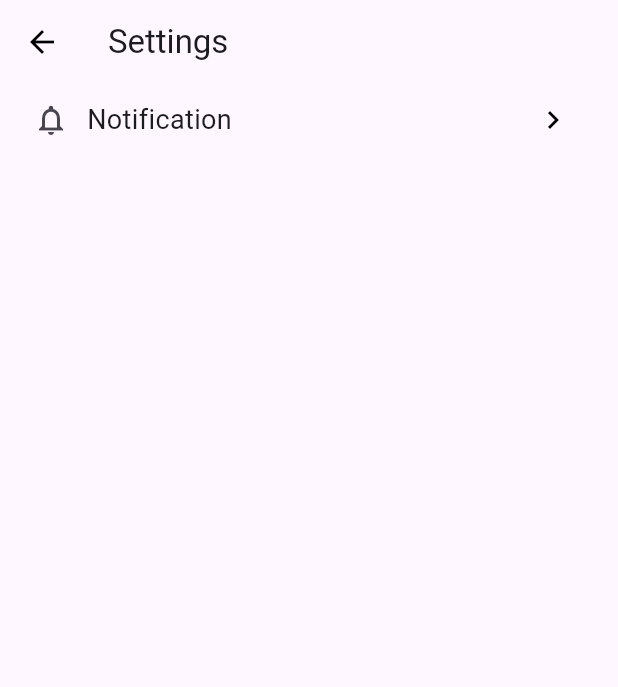
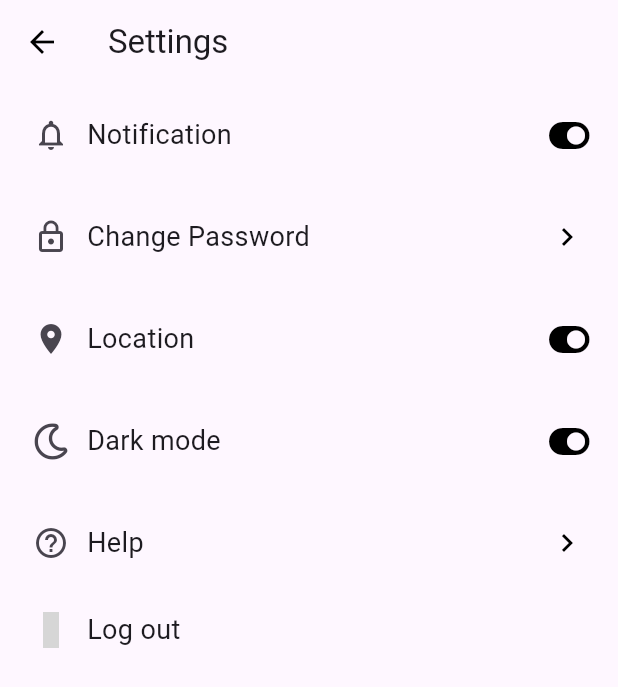
Before and after one commit to eziraa/technews, a Flutter app: the Settings screen opened by its route, on a phone screen of 412 x 824 dp. Shown: the top 687 px of the screen. Run offline on Flutter 3.47's test engine with Material 3 defaults, Android fonts, the phone set to English and light mode, and no system bars; our stand-ins replace flutter_vector_icons, font_awesome_flutter; grey boxes are pictures that could not be loaded.

Commit message:
added all the required rows in settings

```diff
--- a/lib/settings.dart
+++ b/lib/settings.dart
@@ -1,4 +1,6 @@
 import 'package:flutter/material.dart';
+import 'package:font_awesome_flutter/font_awesome_flutter.dart';
+import 'package:flutter_vector_icons/flutter_vector_icons.dart';
 
 class Settings extends StatefulWidget {
   const Settings({super.key});
@@ -27,46 +29,85 @@ class __SettingsState extends State<Settings> {
         ),
       ),
       body: Column(
-        children: [_getRow(icon1: Icons.notifications_outlined, text: 'Notification', icon2: Icons.chevron_right )],
+        children: [
+          _getRow(
+              icon1: Icons.notifications_outlined,
+              text: 'Notification',
+              icon2: FontAwesomeIcons.toggleOn),
+          _getRow(
+              icon1: Icons.lock_outline,
+              text: 'Change Password',
+              icon2: Icons.chevron_right),
+          _getRow(
+              icon1: Icons.location_on,
+              text: 'Location',
+              icon2: FontAwesomeIcons.toggleOn),
+          _getRow(
+              icon1: FontAwesomeIcons.moon,
+              text: 'Dark mode',
+              icon2: FontAwesomeIcons.toggleOn),
+          _getRow(
+              icon1: Icons.help_outline,
+              text: 'Help',
+              icon2: Icons.chevron_right),
+          Container(
+            margin: const EdgeInsets.only(left: 10),
+            child: Row(
+              children: [
+                IconButton(
+                  icon: const Icon(
+                    Entypo.log_out,
+                  ),
+                  onPressed: () {
+                    Navigator.pop(context);
+                  },
+                ),
+                const Text(
+                  'Log out',
+                  style: TextStyle(fontSize: 18),
+                ),
+              ],
+            ),
+          )
+        ],
       ),
     );
   }
 
-Widget _getRow({required IconData icon1, required String text, required IconData icon2}) {
-    return Row(
-      children: [
-        const Divider(
-          thickness: 10,
-          color: Colors.black,
-        ),
-        Padding(
-          padding: const EdgeInsets.only(left: 10),
-          child: IconButton(
-            icon: Icon(
-              icon1,
-            ),
+  Widget _getRow({
+    required IconData icon1,
+    required String text,
+    required IconData icon2,
+  }) {
+    return Container(
+      margin: const EdgeInsets.all(10),
+      child: Row(
+        children: [
+          IconButton(
+            icon: Icon(icon1),
             onPressed: () {
+              // onPressed action for icon1
               Navigator.pop(context);
             },
           ),
-        ),
-        Text(
-          text,
-          style: TextStyle(fontSize: 18),
-        ),
-        Padding(
-          padding: const EdgeInsets.only(left: 190),
-          child: IconButton(
+          Expanded(
+            child: Text(
+              text,
+              style: const TextStyle(fontSize: 18),
+            ),
+          ),
+          IconButton(
             icon: Icon(
               icon2,
               color: Colors.black,
             ),
             onPressed: () {
+              // onPressed action for icon2
               Navigator.pop(context);
             },
           ),
-        ),
-      ],
+        ],
+      ),
     );
   }
 }
```
